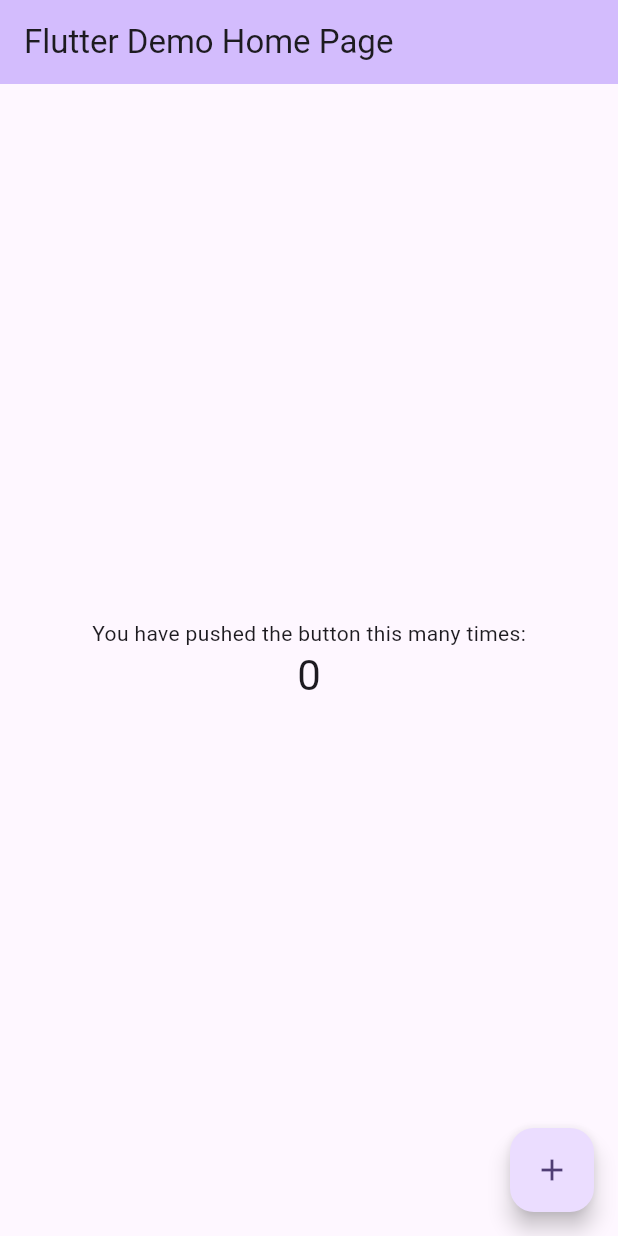
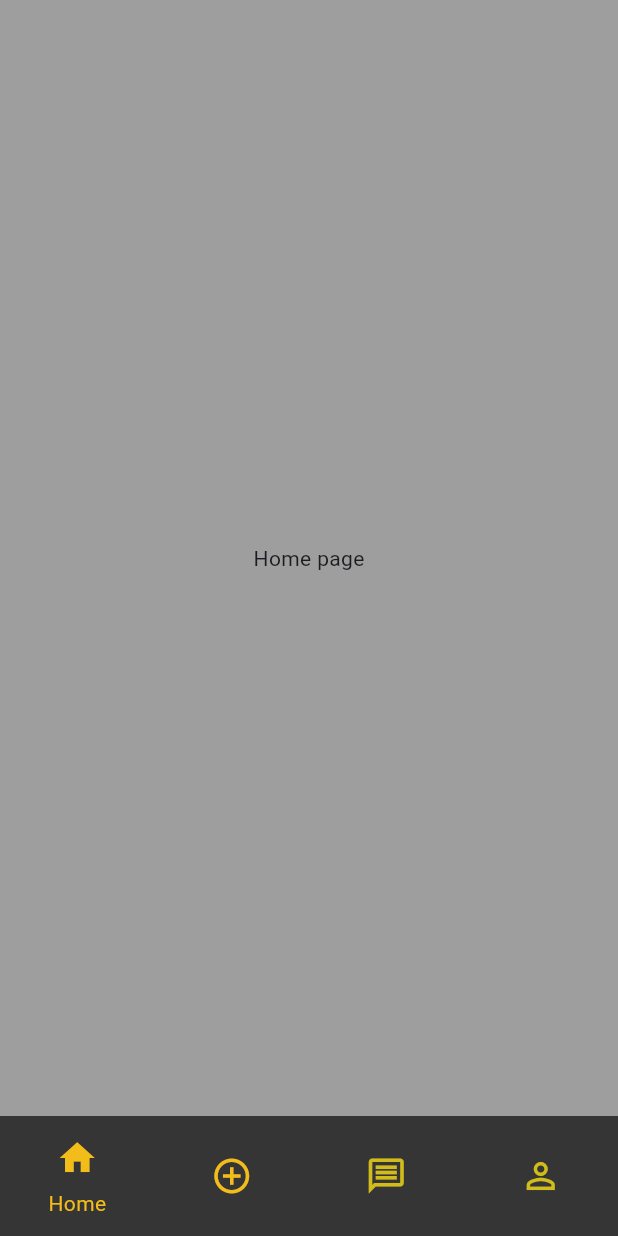
Before and after one commit to Vitorrecoaro/DevMovel-MeAjudaApe-Flutter, a Flutter app: the screen it shows after launch, on a phone screen of 412 x 824 dp. Run offline on Flutter 3.47's test engine with Material 2 defaults, Android fonts, the phone set to English and light mode, and no system bars.

Commit message:
add: Main page, and bottom app bar

```diff
--- a/lib/main.dart
+++ b/lib/main.dart
@@ -1,4 +1,7 @@
+import 'package:dev_movel_me_ajuda_ape/pages/main.page.dart';
+import 'package:dev_movel_me_ajuda_ape/state/main.state.dart';
 import 'package:flutter/material.dart';
+import 'package:provider/provider.dart';
 
 void main() {
   runApp(const MyApp());
@@ -7,119 +10,27 @@ void main() {
 class MyApp extends StatelessWidget {
   const MyApp({super.key});
 
-  // This widget is the root of your application.
   @override
   Widget build(BuildContext context) {
-    return MaterialApp(
-      title: 'Flutter Demo',
-      theme: ThemeData(
-        // This is the theme of your application.
-        //
-        // TRY THIS: Try running your application with "flutter run". You'll see
-        // the application has a blue toolbar. Then, without quitting the app,
-        // try changing the seedColor in the colorScheme below to Colors.green
-        // and then invoke "hot reload" (save your changes or press the "hot
-        // reload" button in a Flutter-supported IDE, or press "r" if you used
-        // the command line to start the app).
-        //
-        // Notice that the counter didn't reset back to zero; the application
-        // state is not lost during the reload. To reset the state, use hot
-        // restart instead.
-        //
-        // This works for code too, not just values: Most code changes can be
-        // tested with just a hot reload.
-        colorScheme: ColorScheme.fromSeed(seedColor: Colors.deepPurple),
-        useMaterial3: true,
+    return ChangeNotifierProvider(
+      create: (BuildContext context) => AppState(),
+      child: MaterialApp(
+        title: 'Flutter Demo',
+        theme: ThemeData(
+          colorScheme: ColorScheme.fromSeed(seedColor: Colors.deepPurple),
+          navigationBarTheme: NavigationBarThemeData(
+            iconTheme: MaterialStateProperty.all(const IconThemeData(size: 28)),
+            labelBehavior: NavigationDestinationLabelBehavior.onlyShowSelected,
+            labelTextStyle: MaterialStateProperty.all(
+              const TextStyle(
+                color: Color(0xFFF2BC1B),
+              ),
+            ),
+          ),
+          useMaterial3: true,
+        ),
+        home: MainPage(),
       ),
-      home: const MyHomePage(title: 'Flutter Demo Home Page'),
     );
   }
 }
-
-class MyHomePage extends StatefulWidget {
-  const MyHomePage({super.key, required this.title});
-
-  // This widget is the home page of your application. It is stateful, meaning
-  // that it has a State object (defined below) that contains fields that affect
-  // how it looks.
-
-  // This class is the configuration for the state. It holds the values (in this
-  // case the title) provided by the parent (in this case the App widget) and
-  // used by the build method of the State. Fields in a Widget subclass are
-  // always marked "final".
-
-  final String title;
-
-  @override
-  State<MyHomePage> createState() => _MyHomePageState();
-}
-
-class _MyHomePageState extends State<MyHomePage> {
-  int _counter = 0;
-
-  void _incrementCounter() {
-    setState(() {
-      // This call to setState tells the Flutter framework that something has
-      // changed in this State, which causes it to rerun the build method below
-      // so that the display can reflect the updated values. If we changed
-      // _counter without calling setState(), then the build method would not be
-      // called again, and so nothing would appear to happen.
-      _counter++;
-    });
-  }
-
-  @override
-  Widget build(BuildContext context) {
-    // This method is rerun every time setState is called, for instance as done
-    // by the _incrementCounter method above.
-    //
-    // The Flutter framework has been optimized to make rerunning build methods
-    // fast, so that you can just rebuild anything that needs updating rather
-    // than having to individually change instances of widgets.
-    return Scaffold(
-      appBar: AppBar(
-        // TRY THIS: Try changing the color here to a specific color (to
-        // Colors.amber, perhaps?) and trigger a hot reload to see the AppBar
-        // change color while the other colors stay the same.
-        backgroundColor: Theme.of(context).colorScheme.inversePrimary,
-        // Here we take the value from the MyHomePage object that was created by
-        // the App.build method, and use it to set our appbar title.
-        title: Text(widget.title),
-      ),
-      body: Center(
-        // Center is a layout widget. It takes a single child and positions it
-        // in the middle of the parent.
-        child: Column(
-          // Column is also a layout widget. It takes a list of children and
-          // arranges them vertically. By default, it sizes itself to fit its
-          // children horizontally, and tries to be as tall as its parent.
-          //
-          // Column has various properties to control how it sizes itself and
-          // how it positions its children. Here we use mainAxisAlignment to
-          // center the children vertically; the main axis here is the vertical
-          // axis because Columns are vertical (the cross axis would be
-          // horizontal).
-          //
-          // TRY THIS: Invoke "debug painting" (choose the "Toggle Debug Paint"
-          // action in the IDE, or press "p" in the console), to see the
-          // wireframe for each widget.
-          mainAxisAlignment: MainAxisAlignment.center,
-          children: <Widget>[
-            const Text(
-              'You have pushed the button this many times:',
-            ),
-            Text(
-              '$_counter',
-              style: Theme.of(context).textTheme.headlineMedium,
-            ),
-          ],
-        ),
-      ),
-      floatingActionButton: FloatingActionButton(
-        onPressed: _incrementCounter,
-        tooltip: 'Increment',
-        child: const Icon(Icons.add),
-      ), // This trailing comma makes auto-formatting nicer for build methods.
-    );
-  }
-}
--- /dev/null
+++ b/lib/pages/main.page.dart
@@ -0,0 +1,95 @@
+import 'package:flutter/material.dart';
+import 'package:flutter/widgets.dart';
+import 'package:provider/provider.dart';
+
+import '../state/main.state.dart';
+
+class MainPage extends StatelessWidget {
+  MainPage({super.key});
+
+  @override
+  Widget build(BuildContext context) {
+    AppState mainState = context.watch<AppState>();
+
+    return Scaffold(
+      body: [
+        Container(
+          color: Colors.grey,
+          child: const Center(
+            child: Text("Home page"),
+          ),
+        ),
+        Container(
+          color: Colors.yellow,
+          child: const Center(
+            child: Text("Form page"),
+          ),
+        ),
+        Container(
+          color: Colors.green,
+          child: const Center(
+            child: Text("Messages page"),
+          ),
+        ),
+        Container(
+          color: Colors.blue,
+          child: const Center(
+            child: Text("Profile page"),
+          ),
+        ),
+      ][mainState.idxNavBar],
+      bottomNavigationBar: NavigationBar(
+        onDestinationSelected: (idx) => mainState.setIdx(idx),
+        selectedIndex: mainState.idxNavBar,
+        indicatorColor: Colors.transparent,
+        backgroundColor: const Color(0xFF353535),
+        destinations: const [
+          NavigationDestination(
+            selectedIcon: Icon(
+                Icons.home,
+                color: Color(0xFFF2BC1B),
+            ),
+            icon: Icon(
+                Icons.home_outlined,
+                color: Color(0xFFF2BC1B),
+              ),
+            label: "Home",
+          ),
+          NavigationDestination(
+            selectedIcon: Icon(
+                Icons.add_circle,
+                color: Color(0xFFF2BC1B),
+            ),
+            icon: Icon(
+                Icons.add_circle_outline,
+                color: Color(0xFFF2BC1B),
+              ),
+            label: "Novo anúncio",
+          ),
+          NavigationDestination(
+            selectedIcon: Icon(
+                Icons.message,
+                color: Color(0xFFD2BC1B),
+            ),
+            icon: Icon(
+                Icons.message_outlined,
+                color: Color(0xFFD2BC1B),
+              ),
+            label: "Mensagens",
+          ),
+          NavigationDestination(
+            selectedIcon: Icon(
+                Icons.person,
+                color: Color(0xFFD2BC1B),
+            ),
+            icon: Icon(
+                Icons.person_outline,
+                color: Color(0xFFD2BC1B),
+              ),
+            label: "Perfil",
+          ),
+        ],
+      ),
+    );
+  }
+}
--- /dev/null
+++ b/lib/state/main.state.dart
@@ -0,0 +1,10 @@
+import 'package:flutter/material.dart';
+
+class AppState extends ChangeNotifier {
+  int idxNavBar = 0;
+
+  void setIdx(int idx) {
+    idxNavBar = idx;
+    notifyListeners();
+  }
+}
--- a/pubspec.yaml
+++ b/pubspec.yaml
@@ -35,6 +35,7 @@ dependencies:
   # The following adds the Cupertino Icons font to your application.
   # Use with the CupertinoIcons class for iOS style icons.
   cupertino_icons: ^1.0.2
+  provider: ^6.0.5
 
 dev_dependencies:
   flutter_test:
```
Also changed, not shown: pubspec.lock.
